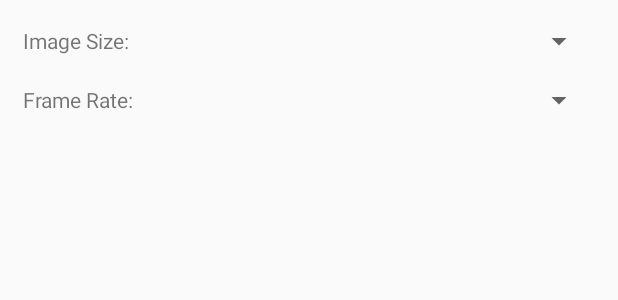
After one commit to PrabhuChaitanyaAreti/MobileApp, an Android app: the layout camera_settings_dialog.xml on its own in the app's theme, with its tools: preview values and no code run, on a phone screen of 412 x 824 dp. The commit adds this screen. Shown: the top 300 px of the screen. Run offline under Robolectric (Android 15) with nearby library versions, the phone set to English and light mode, and no system bars.

Commit message:
settings option added

```diff
--- a/app/src/main/java/com/vsoft/goodmankotlin/SplashScreen.kt
+++ b/app/src/main/java/com/vsoft/goodmankotlin/SplashScreen.kt
@@ -31,7 +31,7 @@ class SplashScreen : AppCompatActivity() {
     }
 
     private fun navigationScreen() {
-        val i = Intent(this, MaskingActivity::class.java)
+        val i = Intent(this, LoginActivity::class.java)
         startActivity(i)
         // close this activity
         finish()
--- /dev/null
+++ b/app/src/main/res/layout/camera_settings_dialog.xml
@@ -0,0 +1,68 @@
+<?xml version="1.0" encoding="utf-8"?>
+<LinearLayout xmlns:android="http://schemas.android.com/apk/res/android"
+    android:layout_width="match_parent"
+    android:layout_height="match_parent"
+    android:orientation="vertical"
+    android:padding="15dp" >
+
+
+
+    <LinearLayout android:layout_width="match_parent"
+        android:layout_height="wrap_content"
+        android:gravity="center_vertical"
+        android:orientation="horizontal" >
+
+        <TextView android:layout_width="0dip"
+            android:layout_weight=".5"
+            android:layout_height="wrap_content"
+            android:text="Image Size:"
+            />
+
+        <Spinner android:id="@+id/spResolution"
+            android:layout_width="0dip"
+            android:layout_weight=".5"
+            android:layout_height="wrap_content"
+            android:prompt="@string/app_name" />
+    </LinearLayout>
+
+    <LinearLayout android:layout_width="match_parent"
+        android:layout_height="wrap_content"
+        android:layout_marginTop="15dp"
+        android:gravity="center_vertical"
+        android:orientation="horizontal" >
+
+        <TextView android:layout_width="0dip"
+            android:layout_weight=".5"
+            android:layout_height="wrap_content"
+            android:text="Frame Rate:"
+            />
+
+        <Spinner android:id="@+id/spFPS"
+            android:layout_width="0dip"
+            android:layout_weight=".5"
+            android:layout_height="wrap_content"
+            android:prompt="@string/app_name" />
+    </LinearLayout>
+
+    <LinearLayout android:layout_width="match_parent"
+        android:layout_height="wrap_content"
+        android:layout_marginTop="15dp"
+        android:gravity="center_vertical"
+        android:visibility="gone"
+        android:orientation="horizontal" >
+
+        <TextView android:layout_width="0dip"
+            android:layout_weight=".5"
+            android:layout_height="wrap_content"
+            android:text="Level of Blurriness:"
+            />
+
+        <Spinner android:id="@+id/spBlurriness"
+            android:layout_width="0dip"
+            android:layout_weight=".5"
+            android:layout_height="wrap_content"
+            android:prompt="@string/app_name" />
+    </LinearLayout>
+
+
+</LinearLayout>
```
Also changed, not shown: app/src/main/java/com/vsoft/goodmankotlin/VideoRecordActivityNew.kt (+223 -2 lines).
